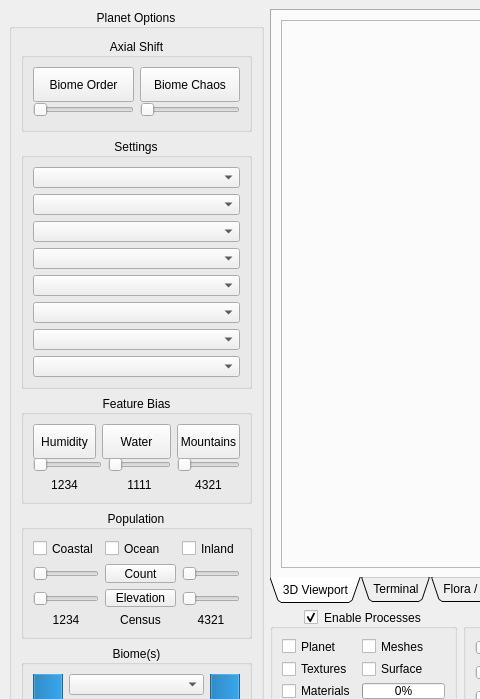
This is PlanetMaker/src/mainwindow.ui in goarray/PlanetBiomGenerator as Qt 5 draws it before an edit; both pictures show x 0 to 480 and y 0 to 699 of the 1131 by 889 pixel window. The edited form follows.
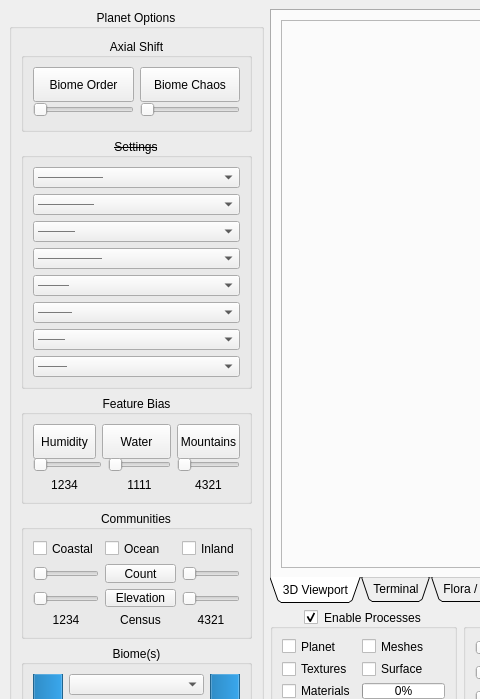
This is the edited form. The open tabs and pages were chosen to show the change.

The edit to the form file:
```diff
--- a/PlanetMaker/src/mainwindow.ui
+++ b/PlanetMaker/src/mainwindow.ui
@@ -171,6 +171,11 @@
              <height>120</height>
             </size>
            </property>
+           <property name="font">
+            <font>
+             <strikeout>true</strikeout>
+            </font>
+           </property>
            <property name="title">
             <string>Settings</string>
            </property>
@@ -413,7 +418,7 @@
             </font>
            </property>
            <property name="title">
-            <string>Population</string>
+            <string>Communities</string>
            </property>
            <property name="alignment">
             <set>Qt::AlignmentFlag::AlignCenter</set>
```
Left out of the diff: 2 changed lines with no effect on the pictures.
